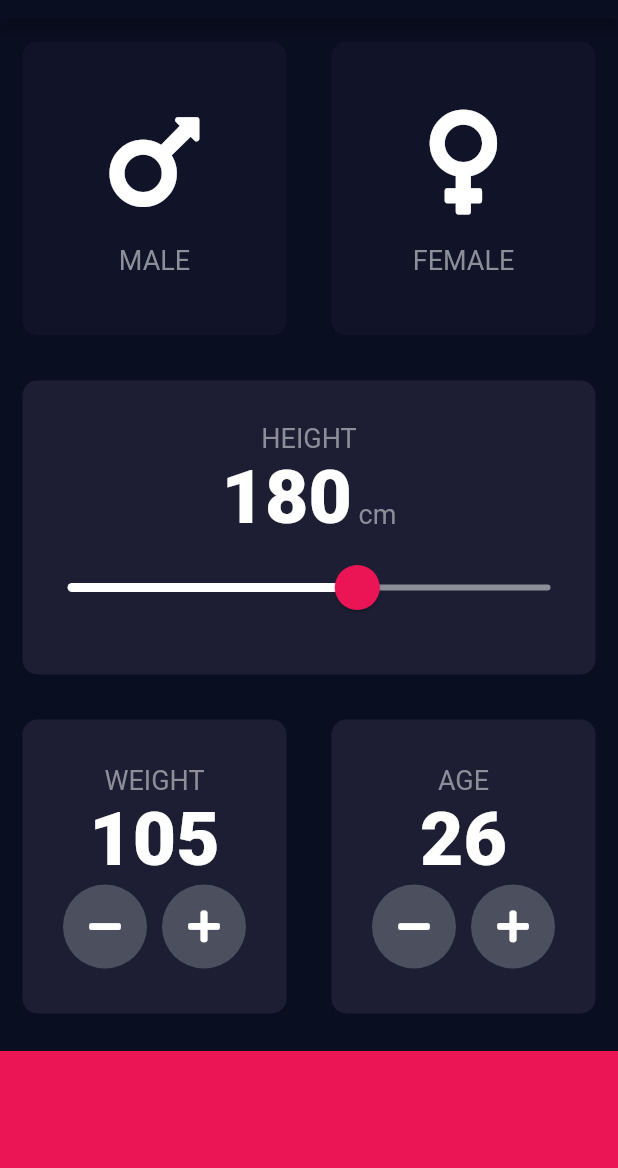
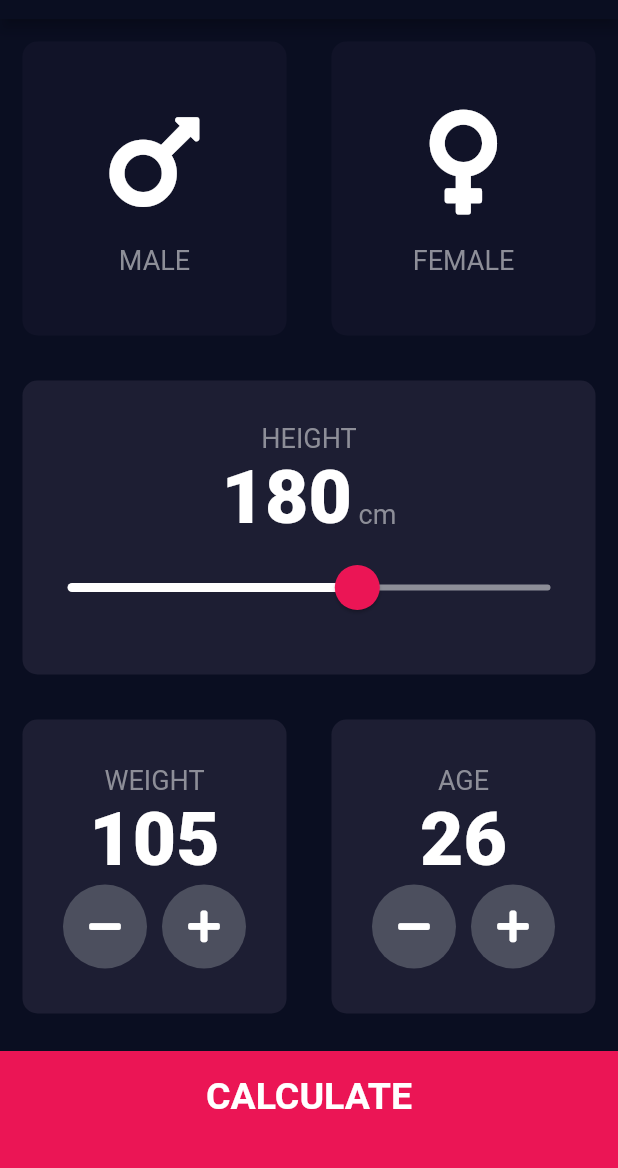
Before and after one commit to RainerGevers/flutter-training, a Flutter app: the screen it shows after launch, on a phone screen of 412 x 824 dp, the part 65-1233 px from its top. Run offline on Flutter 3.47's test engine with Material 2 defaults, Android fonts, the phone set to English and light mode, and no system bars; our stand-ins replace audioplayers, font_awesome_flutter, rflutter_alert.

Commit message:
Finilised BMI app

```diff
--- /dev/null
+++ b/007_bmi-calculator/lib/components/bottom_button.dart
@@ -0,0 +1,30 @@
+import 'package:flutter/material.dart';
+
+import '../constants.dart';
+
+class BottomButton extends StatelessWidget {
+  BottomButton({@required this.onTap, @required this.buttonTitle});
+
+  final Function onTap;
+  final String buttonTitle;
+
+  @override
+  Widget build(BuildContext context) {
+    return GestureDetector(
+      onTap: onTap,
+      child: Container(
+        padding: EdgeInsets.only(bottom: 20),
+        color: kBottomContainerColour,
+        margin: const EdgeInsets.only(top: 10),
+        width: double.infinity,
+        height: kBottomContainerHeight,
+        child: Center(
+          child: Text(
+            buttonTitle,
+            style: kLargeButtonTextStyle,
+          ),
+        ),
+      ),
+    );
+  }
+}
--- a/007_bmi-calculator/lib/icon_content.dart
+++ b/007_bmi-calculator/lib/components/icon_content.dart
@@ -1,6 +1,6 @@
 import 'package:flutter/material.dart';
 
-import 'constants.dart';
+import '../constants.dart';
 
 class GenderSelectionWidget extends StatelessWidget {
   final IconData genderIcon;
--- /dev/null
+++ b/007_bmi-calculator/lib/components/round_icon_button.dart
@@ -0,0 +1,20 @@
+import 'package:flutter/material.dart';
+
+class RoundIconButton extends StatelessWidget {
+  RoundIconButton({this.icon, this.onPress});
+
+  final IconData icon;
+  final Function onPress;
+
+  @override
+  Widget build(BuildContext context) {
+    return RawMaterialButton(
+      child: Icon(icon),
+      onPressed: onPress,
+      elevation: 0,
+      constraints: BoxConstraints.tightFor(width: 56, height: 56),
+      shape: CircleBorder(),
+      fillColor: Color(0xFF4C4F5E),
+    );
+  }
+}
--- a/007_bmi-calculator/lib/main.dart
+++ b/007_bmi-calculator/lib/main.dart
@@ -1,6 +1,6 @@
 import 'package:flutter/material.dart';
 
-import 'input_page.dart';
+import 'screens/input_page.dart';
 
 void main() => runApp(BMICalculator());
 
--- a/007_bmi-calculator/lib/input_page.dart
+++ b/007_bmi-calculator/lib/screens/input_page.dart
@@ -1,9 +1,13 @@
+import 'package:bmi_calculator/calculator_brain.dart';
 import 'package:flutter/material.dart';
 import 'package:font_awesome_flutter/font_awesome_flutter.dart';
 
-import 'constants.dart';
-import 'icon_content.dart';
-import 'reusable_card.dart';
+import '../components/bottom_button.dart';
+import '../components/icon_content.dart';
+import '../components/reusable_card.dart';
+import '../components/round_icon_button.dart';
+import '../constants.dart';
+import 'results_page.dart';
 
 enum Gender { male, female }
 
@@ -204,33 +208,23 @@
               ],
             ),
           ),
-          Container(
-            color: kBottomContainerColour,
-            margin: const EdgeInsets.only(top: 10),
-            width: double.infinity,
-            height: kBottomContainerHeight,
+          BottomButton(
+            onTap: () {
+              CalculatorBrain calc =
+                  CalculatorBrain(height: height, weight: weight);
+              Navigator.push(
+                  context,
+                  MaterialPageRoute(
+                      builder: (context) => ResultsPage(
+                            bmiResult: calc.calculateBMI(),
+                            resultText: calc.getResult(),
+                            interpretation: calc.getInterpretation(),
+                          )));
+            },
+            buttonTitle: 'CALCULATE',
           ),
         ],
       ),
     );
   }
 }
-
-class RoundIconButton extends StatelessWidget {
-  RoundIconButton({this.icon, this.onPress});
-
-  final IconData icon;
-  final Function onPress;
-
-  @override
-  Widget build(BuildContext context) {
-    return RawMaterialButton(
-      child: Icon(icon),
-      onPressed: onPress,
-      elevation: 0,
-      constraints: BoxConstraints.tightFor(width: 56, height: 56),
-      shape: CircleBorder(),
-      fillColor: Color(0xFF4C4F5E),
-    );
-  }
-}
```
Also changed, not shown: 007_bmi-calculator/lib/calculator_brain.dart (added, +35 -0 lines), 007_bmi-calculator/lib/constants.dart (+25 -0 lines), 007_bmi-calculator/lib/screens/results_page.dart (added, +72 -0 lines), 007_bmi-calculator/lib/components/reusable_card.dart (renamed from 007_bmi-calculator/lib/reusable_card.dart).
